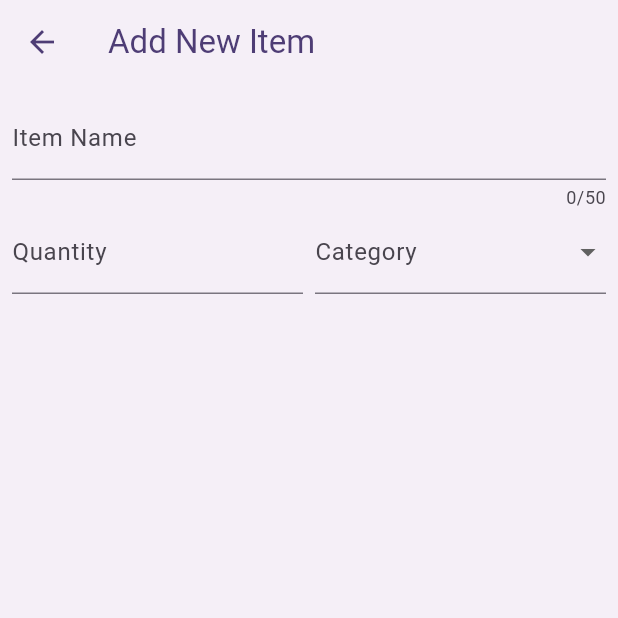
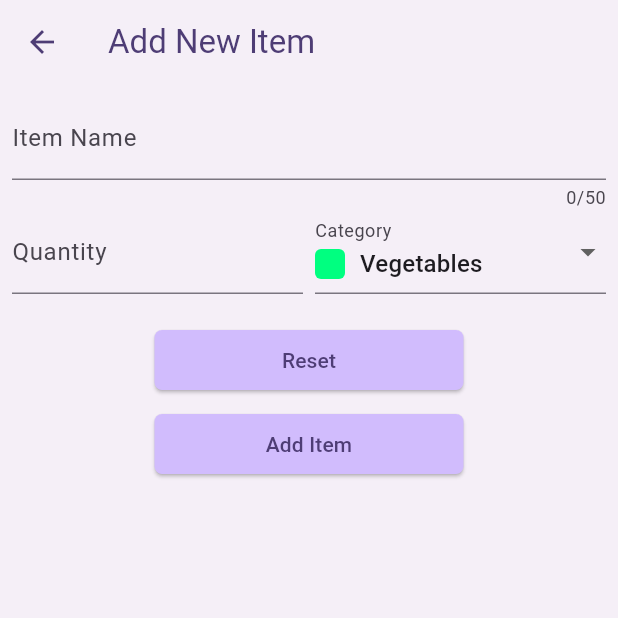
Before and after one commit to ephrim17/flutter_application, a Flutter app: the NewItem screen opened directly, on a phone screen of 412 x 824 dp, the top half of it. Run offline on Flutter 3.47's test engine with Material 3 defaults, Android fonts, the phone set to English and light mode, and no system bars; our stand-ins replace google_fonts, hooks_riverpod, riverpod, transparent_image; missing offline and left inert: date_formatter.

Commit message:
[Shopping List] - Validating and acccessing form fields for adding new item

```diff
--- a/lib/shopping_list_app/widgets/new_item.dart
+++ b/lib/shopping_list_app/widgets/new_item.dart
@@ -1,4 +1,5 @@
 import 'package:flutter/material.dart';
+import 'package:flutter_application/quiz_app/answerbutton.dart';
 import 'package:flutter_application/shopping_list_app/model/categories_data.dart';
 
 class NewItem extends StatefulWidget {
@@ -9,6 +10,27 @@ class NewItem extends StatefulWidget {
 }
 
 class _NewItemState extends State<NewItem> {
+  final formKey = GlobalKey<FormState>();
+
+  var itemName = '';
+  var itemQuantity = 1;
+  var itemCategory = categories.entries.first.value;
+
+  void saveItem() {
+    var currentState = formKey.currentState;
+    if (currentState != null) {
+      currentState.save();
+      currentState.validate();
+    }
+  }
+
+  void resetItem() {
+    var currentState = formKey.currentState;
+    if (currentState != null) {
+      currentState.reset();
+    }
+  }
+
   @override
   Widget build(BuildContext context) {
     return Scaffold(
@@ -17,12 +39,19 @@ class _NewItemState extends State<NewItem> {
       ),
       body: Padding(
         padding: const EdgeInsets.all(8.0),
-        child: Form(
+        child: Column(
+          mainAxisAlignment: MainAxisAlignment.start,
+          children: [
+            Form(
+              key: formKey,
               child: Column(
                 children: [
                   TextFormField(
                     maxLength: 50,
                     decoration: InputDecoration(labelText: 'Item Name'),
+                    onSaved: (newValue) {
+                      itemName = newValue ?? '';
+                    },
                     validator: (value) {
                       if (value == null || value.isEmpty) {
                         return 'Please enter an item name';
@@ -38,11 +67,15 @@ class _NewItemState extends State<NewItem> {
                           decoration: InputDecoration(
                             labelText: 'Quantity',
                           ),
+                          onSaved: (newValue) => {
+                            itemQuantity = int.tryParse(newValue ?? '1') ?? 1
+                          },
                           validator: (value) {
                             if (value == null || value.isEmpty) {
                               return 'Please enter a quantity';
                             }
-                        if (int.tryParse(value) == null || int.parse(value) <= 0) {
+                            if (int.tryParse(value) == null ||
+                                int.parse(value) <= 0) {
                               return 'Please enter a valid positive number';
                             }
                             return null;
@@ -52,23 +85,65 @@ class _NewItemState extends State<NewItem> {
                       const SizedBox(width: 8),
                       Expanded(
                         child: DropdownButtonFormField(
+                          value: itemCategory,
                           items: [
                             for (final category in categories.entries)
                               DropdownMenuItem(
-                            value: category,
-                            child: Text(category.value.name),
+                                value: category.value,
+                                child: Row(
+                                  children: [
+                                    Container(
+                                      width: 20,
+                                      height: 20,
+                                      decoration: BoxDecoration(
+                                        color: category.value.color,
+                                        borderRadius: BorderRadius.circular(4),
+                                      ),
+                                    ),
+                                    const SizedBox(width: 10),
+                                    Text(category.value.name)
+                                  ],
+                                ),
                               )
                           ],
-                      onChanged: (value) => {},
+                          onChanged: (value) => {
+                            setState(() {
+                              itemCategory = value!;
+                            })
+                          },
                           decoration: InputDecoration(
                             labelText: 'Category',
                           ),
                         ),
                       ),
                     ],
+                  ),
+                  const SizedBox(height: 20),
+                  SizedBox(
+                    width: MediaQuery.of(context).size.width * 0.5,
+                    child: AnswerButton(
+                      answerText: 'Reset',
+                      onPressed: (String value) {
+                        resetItem();
+                      },
+                    ),
+                  ),
+                  const SizedBox(
+                    height: 8,
+                  ),
+                  SizedBox(
+                    width: MediaQuery.of(context).size.width * 0.5,
+                    child: AnswerButton(
+                      answerText: 'Add Item ',
+                      onPressed: (String value) {
+                        saveItem();
+                      },
+                    ),
                   )
                 ],
               ),
+            ),
+          ],
         ),
       ),
     );
```
Also changed, not shown: lib/meals_app/widgets/meal_widget.dart (added). Lines whose indentation alone changed are shown as unchanged.
